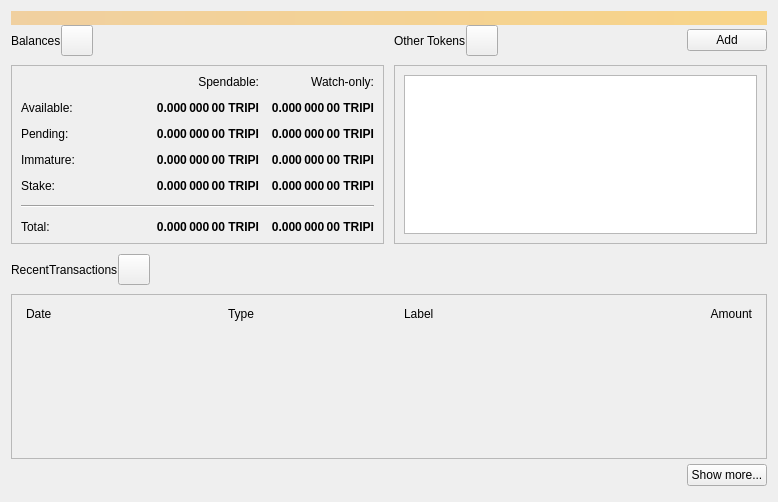
This is src/qt/forms/overviewpage.ui in tripiproject/tripi as Qt 5 draws it before an edit. The edited form follows.
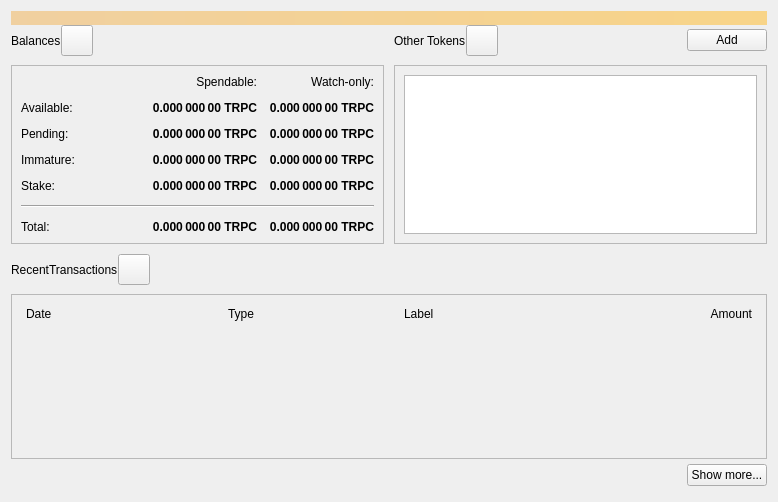
This is the edited form. Icons and pictures are not drawn.

```diff
--- a/src/qt/forms/overviewpage.ui
+++ b/src/qt/forms/overviewpage.ui
@@ -145,7 +145,7 @@
              <string>Unconfirmed transactions to watch-only addresses</string>
             </property>
             <property name="text">
-             <string notr="true">0.000 000 00 TRIPI</string>
+             <string notr="true">0.000 000 00 TRPC</string>
             </property>
             <property name="alignment">
              <set>Qt::AlignRight|Qt::AlignTrailing|Qt::AlignVCenter</set>
@@ -170,7 +170,7 @@
              <string>Total of transactions that have yet to be confirmed, and do not yet count toward the spendable balance</string>
             </property>
             <property name="text">
-             <string notr="true">0.000 000 00 TRIPI</string>
+             <string notr="true">0.000 000 00 TRPC</string>
             </property>
             <property name="alignment">
              <set>Qt::AlignRight|Qt::AlignTrailing|Qt::AlignVCenter</set>
@@ -195,7 +195,7 @@
              <string>Mined balance that has not yet matured</string>
             </property>
             <property name="text">
-             <string notr="true">0.000 000 00 TRIPI</string>
+             <string notr="true">0.000 000 00 TRPC</string>
             </property>
             <property name="alignment">
              <set>Qt::AlignRight|Qt::AlignTrailing|Qt::AlignVCenter</set>
@@ -244,7 +244,7 @@
              <string>Your current spendable balance</string>
             </property>
             <property name="text">
-             <string notr="true">0.000 000 00 TRIPI</string>
+             <string notr="true">0.000 000 00 TRPC</string>
             </property>
             <property name="alignment">
              <set>Qt::AlignRight|Qt::AlignTrailing|Qt::AlignVCenter</set>
@@ -269,7 +269,7 @@
              <string>Your current balance in watch-only addresses</string>
             </property>
             <property name="text">
-             <string notr="true">0.000 000 00 TRIPI</string>
+             <string notr="true">0.000 000 00 TRPC</string>
             </property>
             <property name="alignment">
              <set>Qt::AlignRight|Qt::AlignTrailing|Qt::AlignVCenter</set>
@@ -312,7 +312,7 @@
              </font>
             </property>
             <property name="text">
-             <string>0.000 000 00 TRIPI</string>
+             <string>0.000 000 00 TRPC</string>
             </property>
             <property name="alignment">
              <set>Qt::AlignRight|Qt::AlignTrailing|Qt::AlignVCenter</set>
@@ -331,7 +331,7 @@
              </font>
             </property>
             <property name="text">
-             <string>0.000 000 00 TRIPI</string>
+             <string>0.000 000 00 TRPC</string>
             </property>
             <property name="alignment">
              <set>Qt::AlignRight|Qt::AlignTrailing|Qt::AlignVCenter</set>
@@ -356,7 +356,7 @@
              <string>Mined balance in watch-only addresses that has not yet matured</string>
             </property>
             <property name="text">
-             <string notr="true">0.000 000 00 TRIPI</string>
+             <string notr="true">0.000 000 00 TRPC</string>
             </property>
             <property name="alignment">
              <set>Qt::AlignRight|Qt::AlignTrailing|Qt::AlignVCenter</set>
@@ -381,7 +381,7 @@
              <string>Current total balance in watch-only addresses</string>
             </property>
             <property name="text">
-             <string notr="true">0.000 000 00 TRIPI</string>
+             <string notr="true">0.000 000 00 TRPC</string>
             </property>
             <property name="alignment">
              <set>Qt::AlignRight|Qt::AlignTrailing|Qt::AlignVCenter</set>
@@ -419,7 +419,7 @@
              <string>Your current total balance</string>
             </property>
             <property name="text">
-             <string notr="true">0.000 000 00 TRIPI</string>
+             <string notr="true">0.000 000 00 TRPC</string>
             </property>
             <property name="alignment">
              <set>Qt::AlignRight|Qt::AlignTrailing|Qt::AlignVCenter</set>
```
